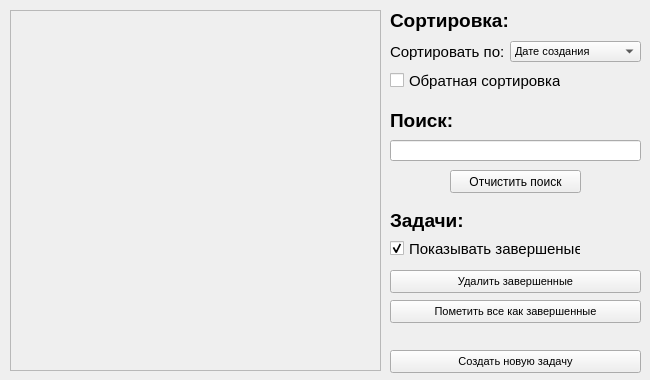
The window that ui/MainWindow.ui (itKillerWhale/day_planner) describes before a commit, drawn with Qt 5.
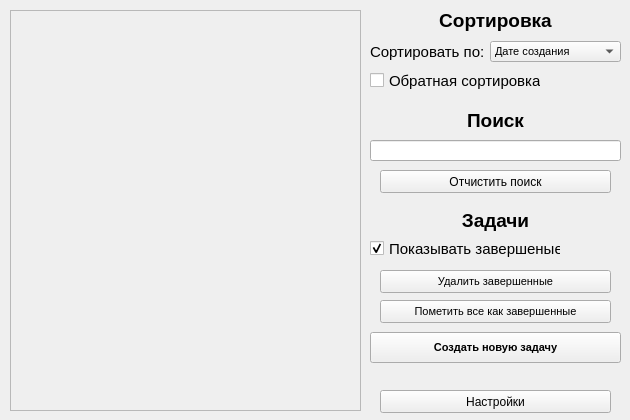
The same window after the commit.

```diff
--- a/ui/MainWindow.ui
+++ b/ui/MainWindow.ui
@@ -6,20 +6,20 @@
    <rect>
     <x>0</x>
     <y>0</y>
-    <width>650</width>
-    <height>380</height>
+    <width>630</width>
+    <height>420</height>
    </rect>
   </property>
   <property name="minimumSize">
    <size>
-    <width>650</width>
-    <height>380</height>
+    <width>630</width>
+    <height>420</height>
    </size>
   </property>
   <property name="maximumSize">
    <size>
-    <width>650</width>
-    <height>380</height>
+    <width>630</width>
+    <height>420</height>
    </size>
   </property>
   <property name="windowTitle">
@@ -34,8 +34,8 @@
      <rect>
       <x>10</x>
       <y>10</y>
-      <width>371</width>
-      <height>361</height>
+      <width>351</width>
+      <height>401</height>
      </rect>
     </property>
     <property name="horizontalScrollBarPolicy">
@@ -52,8 +52,8 @@
       <rect>
        <x>0</x>
        <y>0</y>
-       <width>369</width>
-       <height>359</height>
+       <width>349</width>
+       <height>399</height>
       </rect>
      </property>
     </widget>
@@ -61,7 +61,7 @@
    <widget class="QComboBox" name="comboBox_sort">
     <property name="geometry">
      <rect>
-      <x>510</x>
+      <x>490</x>
       <y>41</y>
       <width>131</width>
       <height>21</height>
@@ -99,7 +99,7 @@
    <widget class="QCheckBox" name="cb_reverse_sort">
     <property name="geometry">
      <rect>
-      <x>390</x>
+      <x>370</x>
       <y>70</y>
       <width>171</width>
       <height>21</height>
@@ -117,7 +117,7 @@
    <widget class="QLabel" name="label_sort_2">
     <property name="geometry">
      <rect>
-      <x>390</x>
+      <x>370</x>
       <y>40</y>
       <width>121</width>
       <height>21</height>
@@ -138,9 +138,9 @@
    <widget class="QLabel" name="label_sort">
     <property name="geometry">
      <rect>
-      <x>390</x>
+      <x>370</x>
       <y>10</y>
-      <width>131</width>
+      <width>251</width>
       <height>21</height>
      </rect>
     </property>
@@ -152,15 +152,18 @@
      </font>
     </property>
     <property name="text">
-     <string>Сортировка:</string>
+     <string>Сортировка</string>
+    </property>
+    <property name="alignment">
+     <set>Qt::AlignCenter</set>
     </property>
    </widget>
    <widget class="QLabel" name="label_find">
     <property name="geometry">
      <rect>
-      <x>390</x>
+      <x>370</x>
       <y>110</y>
-      <width>131</width>
+      <width>251</width>
       <height>21</height>
      </rect>
     </property>
@@ -172,13 +175,16 @@
      </font>
     </property>
     <property name="text">
-     <string>Поиск:</string>
+     <string>Поиск</string>
+    </property>
+    <property name="alignment">
+     <set>Qt::AlignCenter</set>
     </property>
    </widget>
    <widget class="QLineEdit" name="lineEdit_find">
     <property name="geometry">
      <rect>
-      <x>390</x>
+      <x>370</x>
       <y>140</y>
       <width>251</width>
       <height>21</height>
@@ -196,9 +202,9 @@
    <widget class="QPushButton" name="btn_clear_find">
     <property name="geometry">
      <rect>
-      <x>450</x>
+      <x>380</x>
       <y>170</y>
-      <width>131</width>
+      <width>231</width>
       <height>23</height>
      </rect>
     </property>
@@ -209,9 +215,9 @@
    <widget class="QLabel" name="label_tasks">
     <property name="geometry">
      <rect>
-      <x>390</x>
+      <x>370</x>
       <y>210</y>
-      <width>151</width>
+      <width>251</width>
       <height>21</height>
      </rect>
     </property>
@@ -223,13 +229,16 @@
      </font>
     </property>
     <property name="text">
-     <string>Задачи:</string>
+     <string>Задачи</string>
+    </property>
+    <property name="alignment">
+     <set>Qt::AlignCenter</set>
     </property>
    </widget>
    <widget class="QCheckBox" name="cb_show_completed_task">
     <property name="geometry">
      <rect>
-      <x>390</x>
+      <x>370</x>
       <y>240</y>
       <width>191</width>
       <height>17</height>
@@ -250,9 +259,9 @@
    <widget class="QPushButton" name="btn_del_all_completed_task">
     <property name="geometry">
      <rect>
-      <x>390</x>
+      <x>380</x>
       <y>270</y>
-      <width>251</width>
+      <width>231</width>
       <height>23</height>
      </rect>
     </property>
@@ -268,9 +277,9 @@
    <widget class="QPushButton" name="btn_do_all_completed_task">
     <property name="geometry">
      <rect>
-      <x>390</x>
+      <x>380</x>
       <y>300</y>
-      <width>251</width>
+      <width>231</width>
       <height>23</height>
      </rect>
     </property>
@@ -286,21 +295,36 @@
    <widget class="QPushButton" name="btn_new_task">
     <property name="geometry">
      <rect>
-      <x>390</x>
-      <y>350</y>
+      <x>370</x>
+      <y>332</y>
       <width>251</width>
-      <height>23</height>
+      <height>31</height>
      </rect>
     </property>
     <property name="font">
      <font>
       <pointsize>8</pointsize>
+      <weight>75</weight>
+      <bold>true</bold>
      </font>
     </property>
     <property name="text">
      <string>Создать новую задачу</string>
     </property>
    </widget>
+   <widget class="QPushButton" name="btn_settings">
+    <property name="geometry">
+     <rect>
+      <x>380</x>
+      <y>390</y>
+      <width>231</width>
+      <height>23</height>
+     </rect>
+    </property>
+    <property name="text">
+     <string>Настройки</string>
+    </property>
+   </widget>
   </widget>
  </widget>
  <resources/>
```
